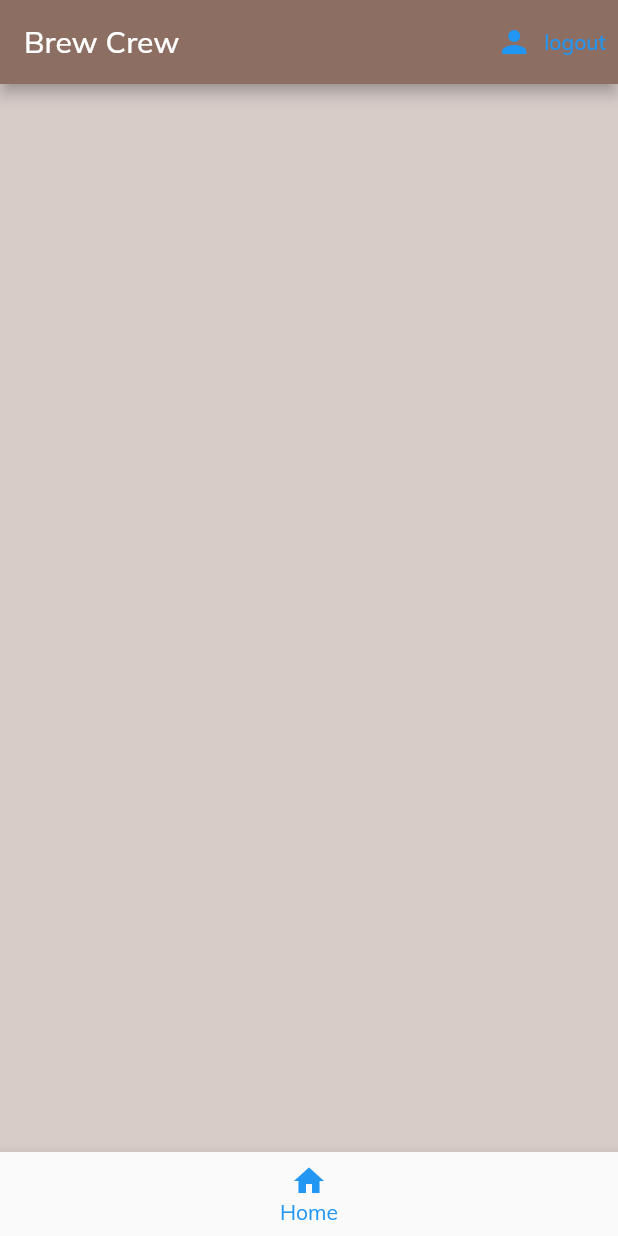
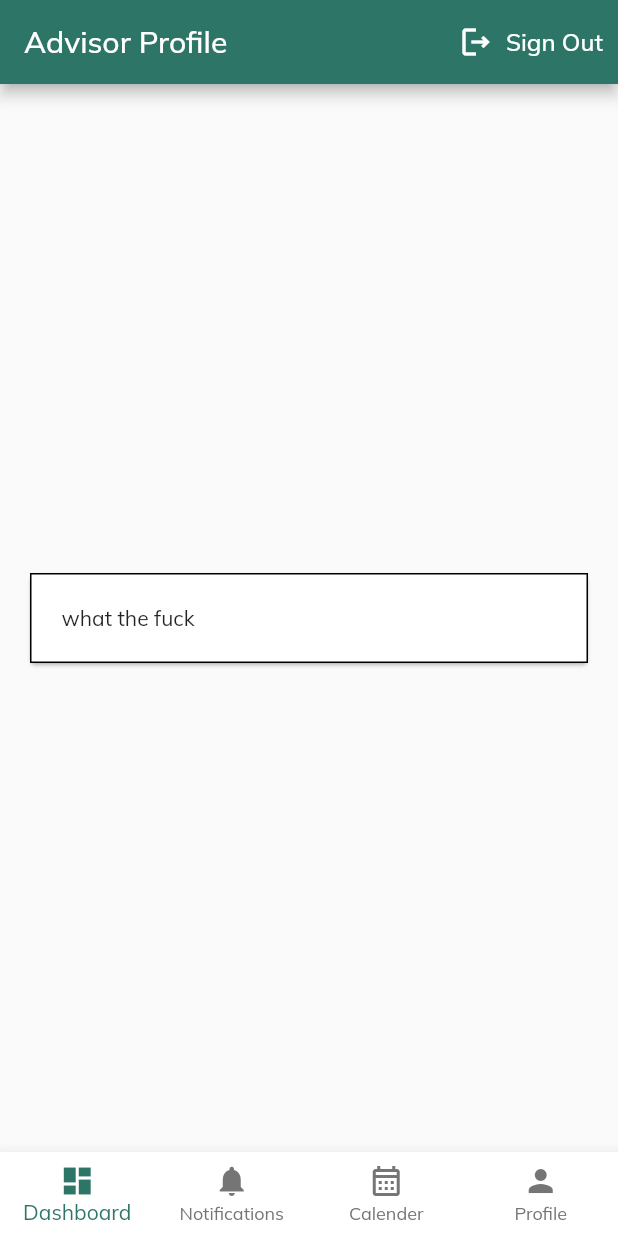
Before and after one commit to yousaf530/Helpex_App, a Flutter app: the screen it shows once a user with an empty profile is signed in, on a phone screen of 412 x 824 dp. Run offline on Flutter 3.47's test engine with Material 2 defaults, Android fonts, the phone set to English and light mode, and no system bars; our stand-ins replace date_field, email_validator, firebase_auth, firebase_core, flutter_signin_button, google_fonts and 1 more; accounts and stored records are empty.

Commit message:
Advisor Dashboad Started

```diff
--- a/helpex/lib/main.dart
+++ b/helpex/lib/main.dart
@@ -1,9 +1,9 @@
 import 'package:firebase_core/firebase_core.dart';
 import 'package:flutter/material.dart';
-//import 'package:login_app/screens/authenticate/register.dart';
 import 'package:helpex_app/screens/wrapper.dart';
 import 'package:helpex_app/services/auth.dart';
 import 'package:provider/provider.dart';
+
 
 import 'models/user.dart';
 
@@ -32,9 +32,9 @@ class MyApp extends StatelessWidget {
           // When navigating to the "/" route, build the FirstScreen widget.
           '/': (context) => Wraper(),
           // When navigating to the "/second" route, build the SecondScreen widget.
-         // '/signUp': (context) => Register(toggleView: toggleView),
+          // '/signUp': (context) => Register(toggleView: toggleView),
         },
-       // home: Wraper(),
+        // home: Wraper(),
       ),
     );
   }
--- /dev/null
+++ b/helpex/lib/screens/Advisor/advisor_calender.dart
@@ -0,0 +1,15 @@
+import 'package:flutter/material.dart';
+
+class AdvisorCalender extends StatefulWidget {
+  const AdvisorCalender({Key? key}) : super(key: key);
+
+  @override
+  State<AdvisorCalender> createState() => _AdvisorCalenderState();
+}
+
+class _AdvisorCalenderState extends State<AdvisorCalender> {
+  @override
+  Widget build(BuildContext context) {
+    return Container(child: Text("Calender"));
+  }
+}
--- /dev/null
+++ b/helpex/lib/screens/Advisor/dashboard.dart
@@ -0,0 +1,26 @@
+import 'package:flutter/material.dart';
+import 'package:helpex_app/widgets/cards.dart';
+
+class AdvisorDashboard extends StatefulWidget {
+  const AdvisorDashboard({Key? key}) : super(key: key);
+
+  @override
+  State<AdvisorDashboard> createState() => _AdvisorDashboardState();
+}
+
+class _AdvisorDashboardState extends State<AdvisorDashboard> {
+  @override
+  Widget build(BuildContext context) {
+    return Container(
+        child: Column(
+      mainAxisAlignment: MainAxisAlignment.center,
+      children: [
+        Center(
+          child: AppCard(
+            child: Text("what the fuck"),
+          ),
+        )
+      ],
+    ));
+  }
+}
--- /dev/null
+++ b/helpex/lib/screens/Advisor/home.dart
@@ -0,0 +1,86 @@
+// ignore_for_file: prefer_const_constructors
+
+import 'package:flutter/material.dart';
+import 'package:helpex_app/screens/Advisor/advisor_calender.dart';
+import 'package:helpex_app/screens/Advisor/dashboard.dart';
+import 'package:helpex_app/screens/Advisor/notification.dart';
+import 'package:helpex_app/screens/Advisor/profile.dart';
+import 'package:helpex_app/services/auth.dart';
+
+class AdvisorHome extends StatefulWidget {
+  AdvisorHome({Key? key}) : super(key: key);
+
+  @override
+  State<AdvisorHome> createState() => _AdvisorHomeState();
+}
+
+class _AdvisorHomeState extends State<AdvisorHome> {
+  int currentIndex = 0;
+
+  final screens = [
+    AdvisorDashboard(),
+    Notifications(),
+    AdvisorCalender(),
+    AdvisorProfile()
+  ];
+
+  final AuthService _auth = AuthService();
+
+  @override
+  Widget build(BuildContext context) {
+    return Scaffold(
+      appBar: AppBar(
+        title: Text('Advisor Profile'),
+        backgroundColor: Color(0xff2D7567),
+        actions: <Widget>[
+          Padding(
+            padding: const EdgeInsets.symmetric(horizontal: 2, vertical: 0),
+            child: TextButton.icon(
+              onPressed: () async {
+                await _auth.signOut();
+              },
+              icon: Icon(Icons.logout_outlined, color: Colors.white),
+              label: Text('Sign Out',
+                  style: TextStyle(
+                    color: Colors.white,
+                    fontSize: 16,
+                  )),
+            ),
+          )
+        ],
+      ),
+      body: screens[currentIndex],
+      bottomNavigationBar: BottomNavigationBar(
+        backgroundColor: Colors.white,
+        selectedItemColor: Color(0xff2D7567),
+        unselectedItemColor: Colors.grey[600],
+        type: BottomNavigationBarType.fixed,
+        currentIndex: currentIndex,
+        onTap: (index) => setState(() => currentIndex = index),
+        // ignore: prefer_const_literals_to_create_immutables
+        items: [
+          BottomNavigationBarItem(
+            icon: Icon(Icons.dashboard),
+            label: 'Dashboard',
+            backgroundColor: Colors.white,
+          ),
+          BottomNavigationBarItem(
+            icon: Icon(Icons.notifications),
+            label: 'Notifications',
+            backgroundColor: Colors.white,
+          ),
+          BottomNavigationBarItem(
+            icon: Icon(Icons.calendar_month_outlined),
+            label: 'Calender',
+            backgroundColor: Colors.white,
+          ),
+          BottomNavigationBarItem(
+            icon: Icon(Icons.person),
+            label: 'Profile',
+            backgroundColor: Colors.white,
+          )
+        ],
+      ),
+    );
+  }
+}
--- /dev/null
+++ b/helpex/lib/screens/Advisor/notification.dart
@@ -0,0 +1,17 @@
+import 'package:flutter/material.dart';
+
+class Notifications extends StatefulWidget {
+  const Notifications({ Key? key }) : super(key: key);
+
+  @override
+  State<Notifications> createState() => _NotificationsState();
+}
+
+class _NotificationsState extends State<Notifications> {
+  @override
+  Widget build(BuildContext context) {
+    return Container(
+      child: Text("Notification"),
+    );
+  }
+}
--- /dev/null
+++ b/helpex/lib/screens/Advisor/profile.dart
@@ -0,0 +1,15 @@
+import 'package:flutter/material.dart';
+
+class AdvisorProfile extends StatefulWidget {
+  const AdvisorProfile({Key? key}) : super(key: key);
+
+  @override
+  State<AdvisorProfile> createState() => _AdvisorProfileState();
+}
+
+class _AdvisorProfileState extends State<AdvisorProfile> {
+  @override
+  Widget build(BuildContext context) {
+    return Container(child: Text("Profile"));
+  }
+}
--- a/helpex/lib/screens/home/home.dart
+++ /dev/null
@@ -1,40 +0,0 @@
-// ignore_for_file: prefer_const_constructors
-
-import 'package:flutter/material.dart';
-import 'package:helpex_app/services/auth.dart';
-
-class Home extends StatelessWidget {
-  final AuthService _auth = AuthService();
-  Home({Key? key}) : super(key: key);
-
-  @override
-  Widget build(BuildContext context) {
-    return Scaffold(
-      backgroundColor: Colors.brown[100],
-      appBar: AppBar(
-        title: Text('Brew Crew'),
-        backgroundColor: Colors.brown[400],
-        actions: <Widget>[
-          TextButton.icon(
-            onPressed: () async {
-              await _auth.signOut();
-            },
-            icon: Icon(Icons.person),
-            label: Text('logout'),
-          )
-        ],
-      ),
-      body: Container(),
-      bottomNavigationBar: BottomNavigationBar(
-        // ignore: prefer_const_literals_to_create_immutables
-        items: [
-          BottomNavigationBarItem(
-            icon: Icon(Icons.home),
-            label: 'Home',
-            backgroundColor: Colors.blue,
-          )
-        ],
-      ),
-    );
-  }
-}
--- a/helpex/lib/screens/wrapper.dart
+++ b/helpex/lib/screens/wrapper.dart
@@ -1,7 +1,7 @@
 import 'package:flutter/material.dart';
 import 'package:helpex_app/models/user.dart';
 import 'package:helpex_app/screens/authenticate/authenticate.dart';
-import 'package:helpex_app/screens/home/home.dart';
+import 'package:helpex_app/screens/Advisor/home.dart';
 import 'package:provider/provider.dart';
 
 class Wraper extends StatefulWidget {
@@ -18,10 +18,10 @@ class _WraperState extends State<Wraper> {
     //auth or home
     if (user?.uid == null) {
       return const Authenticate();
-    } else{
+    } else {
       //to be removed later
       print(user?.uid);
-      return Home();
+      return AdvisorHome();
     }
   }
 }
--- /dev/null
+++ b/helpex/lib/widgets/appbar_widget.dart
@@ -0,0 +1,13 @@
+import 'package:flutter/material.dart';
+
+AppBar buildAppBar (BuildContext context){
+  return AppBar(
+    leading: BackButton(
+      onPressed: (){
+        Navigator.pop(context);
+      },
+    ),
+    backgroundColor: Colors.transparent,
+    elevation: 0,
+  );
+}
--- /dev/null
+++ b/helpex/lib/widgets/cards.dart
@@ -0,0 +1,36 @@
+import 'package:flutter/material.dart';
+
+class AppCard extends StatefulWidget {
+  final Widget child;
+
+  AppCard({Key? key, required this.child}) : super(key: key);
+
+  _AppCardState createState() => _AppCardState();
+}
+
+class _AppCardState extends State<AppCard>{
+  @override
+  Widget build(BuildContext context){
+    return Column(
+      crossAxisAlignment: CrossAxisAlignment.stretch,
+      children: [
+        Card(
+          margin: EdgeInsets.all(20.0),
+          color: Colors.white,
+          child: Container(padding: EdgeInsets.all(20.0),
+                  child: widget.child,
+                  decoration: BoxDecoration(
+                    color: Colors.white,
+                    border: Border.all(color: Colors.black),
+                    boxShadow: [
+                      BoxShadow(
+                        color: Colors.grey
+                      ),
+                    ],
+                  ),
+          ),
+        )
+      ],
+    );
+  }
+}
--- a/helpex/pubspec.yaml
+++ b/helpex/pubspec.yaml
@@ -45,6 +45,7 @@ dependencies:
   toggle_switch: ^2.0.1
   email_validator: ^2.0.1
   google_sign_in: ^5.3.1
+
 
 dev_dependencies:
   flutter_test:
```
